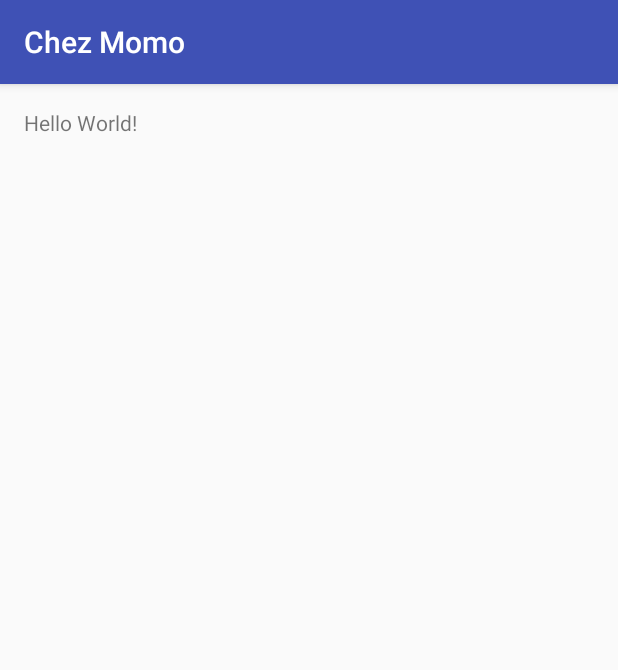
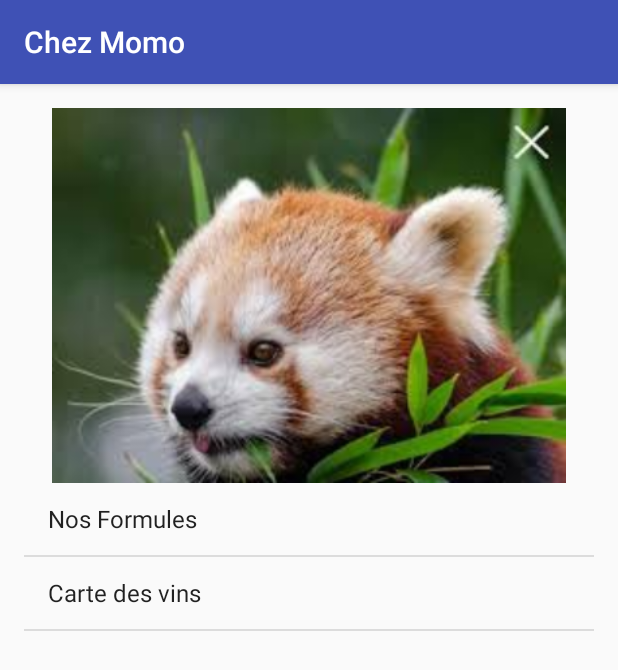
Before and after one commit to Helicose/ChezMomo, an Android app: the screen it shows after launch (MainActivity), on a phone screen of 412 x 824 dp. Shown: the top 670 px of the screen. Run offline under Robolectric (Android 15) with nearby library versions, the phone set to English and light mode, and no system bars.

Commit message:
Page principale et liens (En vues, a faire en activités)

```diff
--- a/app/src/main/java/com/controle_android/chezmomo/MainActivity.java
+++ b/app/src/main/java/com/controle_android/chezmomo/MainActivity.java
@@ -2,6 +2,11 @@ package com.controle_android.chezmomo;
 
 import android.support.v7.app.AppCompatActivity;
 import android.os.Bundle;
+import android.view.View;
+import android.widget.AdapterView;
+import android.widget.ArrayAdapter;
+import android.widget.ListView;
+
 
 public class MainActivity extends AppCompatActivity {
 
@@ -9,5 +14,35 @@ public class MainActivity extends AppCompatActivity {
     protected void onCreate(Bundle savedInstanceState) {
         super.onCreate(savedInstanceState);
         setContentView(R.layout.activity_main);
+        setTitle("Chez Momo");
+
+        final ListView liste;
+
+        String[] data = new String[]{
+                "Nos Formules","Carte des vins"
+        };
+
+        final ArrayAdapter<String> adapter = new ArrayAdapter<>(
+                this,
+                android.R.layout.simple_list_item_1,
+                data
+        );
+
+        liste = (ListView)findViewById(R.id.list);
+        liste.setAdapter(adapter);
+
+        liste.setOnItemClickListener(new AdapterView.OnItemClickListener() {
+            @Override
+            public void onItemClick(AdapterView<?> parent, View view, int position, long id) {
+                if(position==0){
+                    setContentView(R.layout.formules);
+                }else{
+                    if(position==1){
+                        setContentView(R.layout.carte);
+                    }
+                }
+
+            }
+        });
     }
 }
--- a/app/src/main/res/layout/activity_main.xml
+++ b/app/src/main/res/layout/activity_main.xml
@@ -10,8 +10,18 @@
     android:paddingTop="@dimen/activity_vertical_margin"
     tools:context="com.controle_android.chezmomo.MainActivity">
 
-    <TextView
-        android:layout_width="wrap_content"
-        android:layout_height="wrap_content"
-        android:text="Hello World!" />
+        <ImageView
+            android:layout_width="500dp"
+            android:layout_height="250dp"
+            android:id="@+id/image"
+            android:src="@drawable/panda"
+            />
+
+    <ListView
+        android:layout_width="500dp"
+        android:layout_height="250dp"
+        android:id="@+id/list"
+        android:layout_below="@+id/image"
+        android:layout_alignParentStart="true" />
+
 </RelativeLayout>
```
Also changed, not shown: app/src/main/res/layout/carte.xml (added, +8 -0 lines), app/src/main/res/layout/formules.xml (added, +11 -0 lines), app/src/main/res/drawable/panda.jpg (added).
